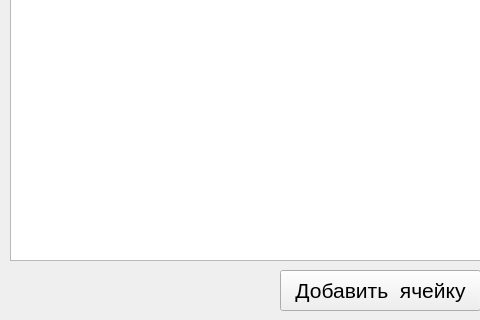
Old version of the form productwindow.ui in the repository DMITRIYSNEGOV/universal_parser; both pictures show x 0 to 480 and y 190 to 510 of the 981 by 510 pixel window.
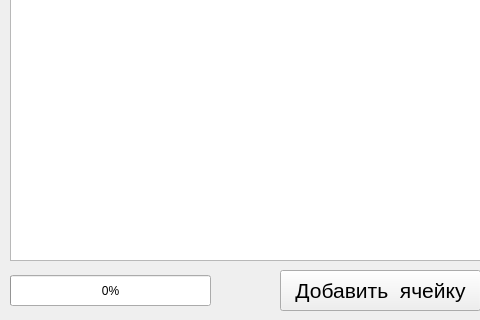
New version of the form.

```diff
--- a/productwindow.ui
+++ b/productwindow.ui
@@ -108,6 +108,27 @@
     <string>Получать товары</string>
    </property>
   </widget>
+  <widget class="QProgressBar" name="progressBar">
+   <property name="geometry">
+    <rect>
+     <x>10</x>
+     <y>465</y>
+     <width>201</width>
+     <height>31</height>
+    </rect>
+   </property>
+   <property name="font">
+    <font>
+     <family>Arial</family>
+    </font>
+   </property>
+   <property name="value">
+    <number>0</number>
+   </property>
+   <property name="format">
+    <string>%p%</string>
+   </property>
+  </widget>
  </widget>
  <resources/>
  <connections/>
```
